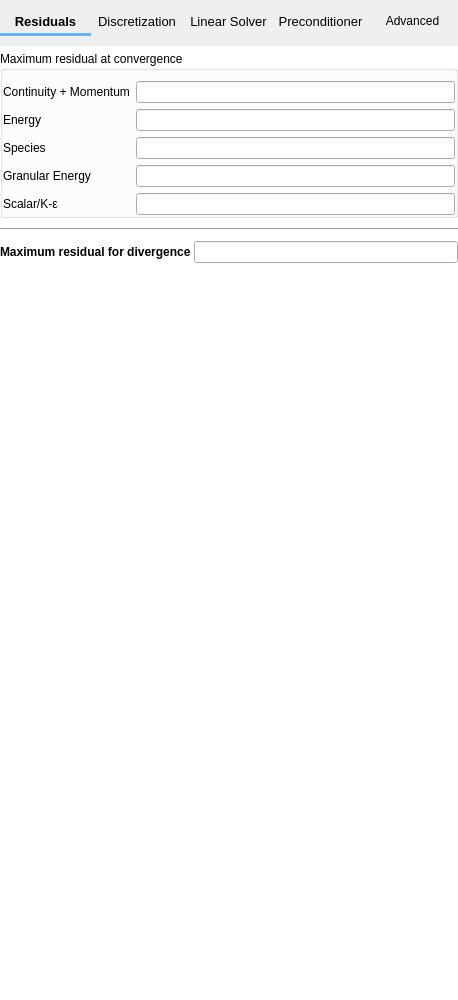
truongd8593/mfix, file mfixgui/uifiles/numerics.ui: the form before one commit.
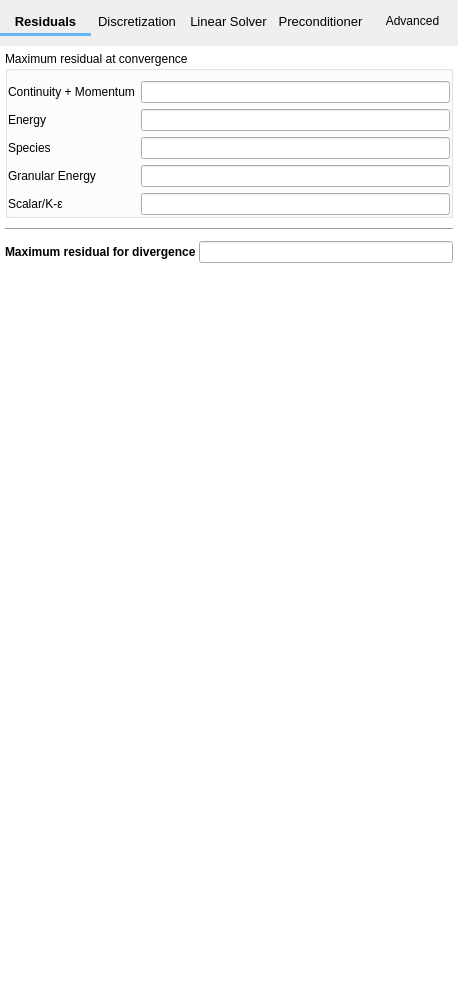
The form after the commit. Custom widgets are drawn as their Qt base class.

```diff
--- a/mfixgui/uifiles/numerics.ui
+++ b/mfixgui/uifiles/numerics.ui
@@ -192,16 +192,16 @@
      <widget class="QWidget" name="residuals">
       <layout class="QGridLayout" name="gridLayout_2">
        <property name="leftMargin">
-        <number>0</number>
+        <number>5</number>
        </property>
        <property name="topMargin">
         <number>5</number>
        </property>
        <property name="rightMargin">
-        <number>0</number>
+        <number>5</number>
        </property>
        <property name="bottomMargin">
-        <number>0</number>
+        <number>5</number>
        </property>
        <property name="horizontalSpacing">
         <number>0</number>
@@ -859,6 +859,11 @@
   </layout>
  </widget>
  <customwidgets>
+  <customwidget>
+   <class>CheckBox</class>
+   <extends>QCheckBox</extends>
+   <header>mfixgui.widgets.base</header>
+  </customwidget>
   <customwidget>
    <class>LineEdit</class>
    <extends>QLineEdit</extends>
@@ -869,11 +874,6 @@
    <extends>QComboBox</extends>
    <header>mfixgui.widgets.base</header>
   </customwidget>
-  <customwidget>
-   <class>CheckBox</class>
-   <extends>QCheckBox</extends>
-   <header>mfixgui.widgets.base</header>
-  </customwidget>
  </customwidgets>
  <resources/>
  <connections/>
```
Left out of the diff: 18 changed lines with no effect on the pictures.
